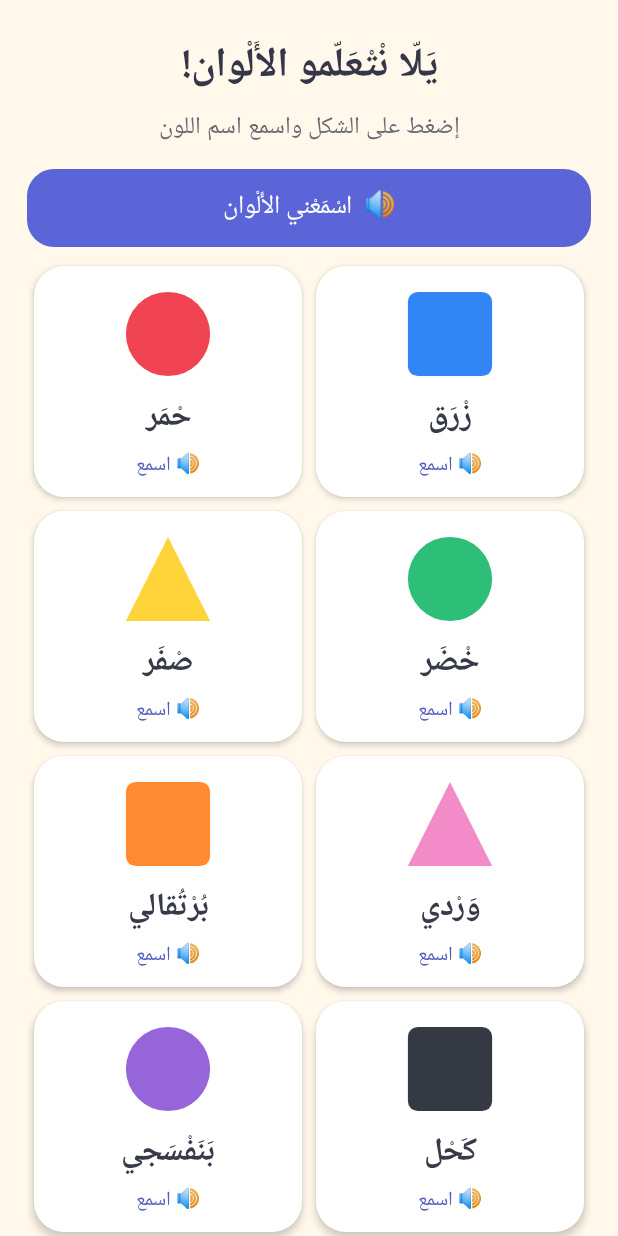
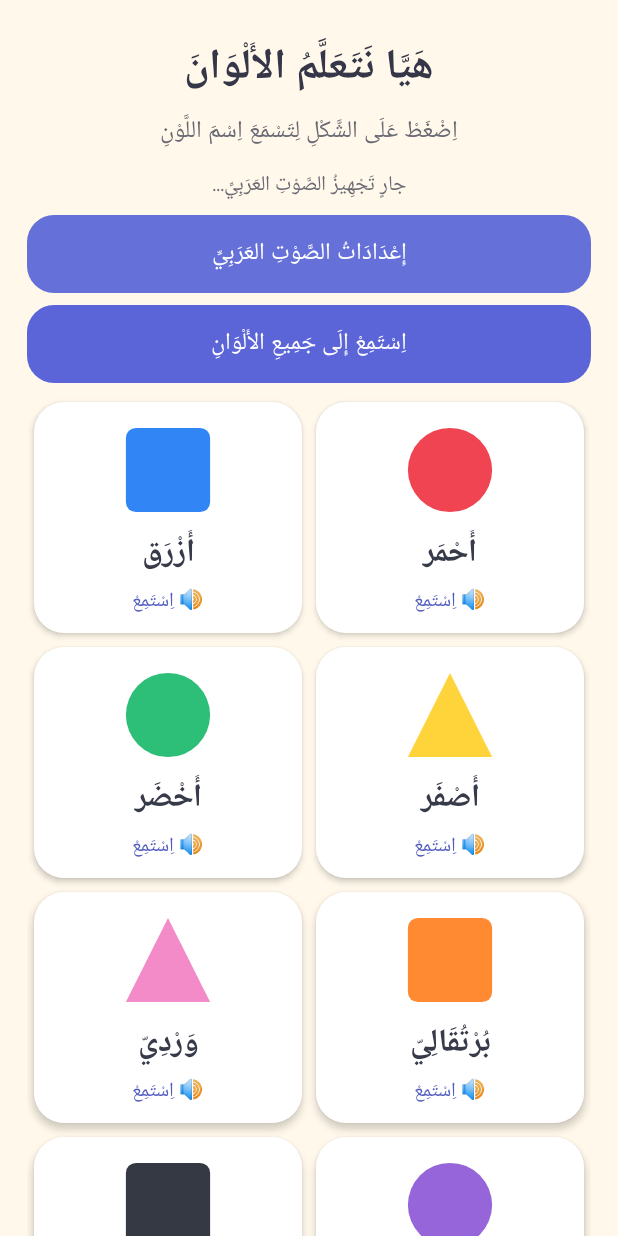
Before and after one commit to redatest/Arabic_color_app, an Android app: the screen it shows after launch (MainActivity), on a phone screen of 412 x 824 dp. Run offline under Robolectric (Android 15) with nearby library versions, the phone set to English and light mode, and no system bars.

Commit message:
Improve Arabic speech and switch app to Modern Standard Arabic

```diff
--- a/app/src/main/java/dz/redatest/arabiccolor/MainActivity.kt
+++ b/app/src/main/java/dz/redatest/arabiccolor/MainActivity.kt
@@ -1,8 +1,13 @@
 package dz.redatest.arabiccolor
 
 import android.app.Activity
+import android.app.AlertDialog
+import android.content.Intent
+import android.media.AudioAttributes
 import android.os.Bundle
+import android.provider.Settings
 import android.speech.tts.TextToSpeech
+import android.speech.tts.UtteranceProgressListener
 import android.graphics.Canvas
 import android.graphics.Paint
 import android.graphics.Path
@@ -16,7 +21,6 @@ import android.widget.GridLayout
 import android.widget.LinearLayout
 import android.widget.ScrollView
 import android.widget.TextView
-import android.widget.Toast
 import java.util.Locale
 import kotlin.random.Random
 
@@ -26,11 +30,16 @@ class MainActivity : Activity(), TextToSpeech.OnInitListener {
     }
 
     private val colors = listOf(
-        ColorCard("حْمَر", "#F04452", 0), ColorCard("زْرَق", "#3185F5", 1),
-        ColorCard("صْفَر", "#FFD43B", 2), ColorCard("خْضَر", "#2DBE78", 0),
-        ColorCard("بُرْتُقالي", "#FF8A32", 1), ColorCard("وَرْدي", "#F28BC8", 2),
-        ColorCard("بَنَفْسَجي", "#9565D9", 0), ColorCard("كَحْل", "#343943", 1),
-        ColorCard("بِيض", "#F4F1E8", 2), ColorCard("قَهْوي", "#95613D", 0)
+        ColorCard("أَحْمَر", "#F04452", 0),
+        ColorCard("أَزْرَق", "#3185F5", 1),
+        ColorCard("أَصْفَر", "#FFD43B", 2),
+        ColorCard("أَخْضَر", "#2DBE78", 0),
+        ColorCard("بُرْتُقَالِيّ", "#FF8A32", 1),
+        ColorCard("وَرْدِيّ", "#F28BC8", 2),
+        ColorCard("بَنَفْسَجِيّ", "#9565D9", 0),
+        ColorCard("أَسْوَد", "#343943", 1),
+        ColorCard("أَبْيَض", "#F4F1E8", 2),
+        ColorCard("بُنِّيّ", "#95613D", 0)
     )
 
     private var tts: TextToSpeech? = null
@@ -39,6 +48,7 @@ class MainActivity : Activity(), TextToSpeech.OnInitListener {
     private var score = 0
     private lateinit var quizPrompt: TextView
     private lateinit var scoreText: TextView
+    private lateinit var soundStatus: TextView
 
     override fun onCreate(savedInstanceState: Bundle?) {
         super.onCreate(savedInstanceState)
@@ -46,17 +56,65 @@ class MainActivity : Activity(), TextToSpeech.OnInitListener {
         window.navigationBarColor = AndroidColor.rgb(255, 248, 235)
         window.decorView.systemUiVisibility = View.SYSTEM_UI_FLAG_LIGHT_STATUS_BAR
         tts = TextToSpeech(this, this)
+        tts?.setAudioAttributes(
+            AudioAttributes.Builder()
+                .setUsage(AudioAttributes.USAGE_MEDIA)
+                .setContentType(AudioAttributes.CONTENT_TYPE_SPEECH)
+                .build()
+        )
+        tts?.setOnUtteranceProgressListener(object : UtteranceProgressListener() {
+            override fun onStart(utteranceId: String?) {}
+            override fun onDone(utteranceId: String?) {}
+            override fun onError(utteranceId: String?) {
+                runOnUiThread { showSoundUnavailable() }
+            }
+        })
         buildScreen()
     }
 
     override fun onInit(status: Int) {
-        if (status == TextToSpeech.SUCCESS) {
-            val result = tts?.setLanguage(Locale("ar"))
-            ttsReady = result != TextToSpeech.LANG_MISSING_DATA &&
-                    result != TextToSpeech.LANG_NOT_SUPPORTED
-            tts?.setSpeechRate(0.82f)
-            if (!ttsReady) runOnUiThread {
-                Toast.makeText(this, "فعّل صوت العربية في إعدادات الهاتف", Toast.LENGTH_LONG).show()
+        if (status != TextToSpeech.SUCCESS) {
+            runOnUiThread { showSoundUnavailable() }
+            return
+        }
+
+        val engine = tts ?: return
+        engine.setSpeechRate(0.78f)
+        engine.setPitch(1.0f)
+
+        val offlineArabicVoice = engine.voices
+            ?.filter { it.locale.language == "ar" && !it.isNetworkConnectionRequired }
+            ?.sortedBy {
+                when (it.locale.country.uppercase(Locale.ROOT)) {
+                    "SA" -> 0
+                    "EG" -> 1
+                    else -> 2
+                }
+            }
+            ?.firstOrNull()
+
+        val languageResult = if (offlineArabicVoice != null) {
+            engine.voice = offlineArabicVoice
+            TextToSpeech.LANG_AVAILABLE
+        } else {
+            listOf(Locale("ar", "SA"), Locale("ar", "EG"), Locale("ar"))
+                .asSequence()
+                .map { engine.setLanguage(it) }
+                .firstOrNull {
+                    it == TextToSpeech.LANG_AVAILABLE ||
+                    it == TextToSpeech.LANG_COUNTRY_AVAILABLE ||
+                    it == TextToSpeech.LANG_COUNTRY_VAR_AVAILABLE
+                } ?: TextToSpeech.LANG_NOT_SUPPORTED
+        }
+
+        ttsReady = languageResult >= TextToSpeech.LANG_AVAILABLE
+        runOnUiThread {
+            if (ttsReady) {
+                soundStatus.text = "الصوت العربي جاهز"
+                soundStatus.setTextColor(AndroidColor.rgb(35, 140, 80))
+                speak("مَرْحَبًا! هَيَّا نَتَعَلَّمُ الأَلْوَانَ")
+            } else {
+                showSoundUnavailable()
             }
         }
     }
@@ -64,33 +122,57 @@ class MainActivity : Activity(), TextToSpeech.OnInitListener {
     private fun buildScreen() {
         val page = LinearLayout(this).apply {
             orientation = LinearLayout.VERTICAL
+            layoutDirection = View.LAYOUT_DIRECTION_RTL
             setPadding(dp(18), dp(14), dp(18), dp(22))
             setBackgroundColor(AndroidColor.rgb(255, 248, 235))
         }
-        val scroll = ScrollView(this).apply { isFillViewport = true; addView(page) }
+        val scroll = ScrollView(this).apply {
+            isFillViewport = true
+            addView(page)
+        }
 
         page.addView(TextView(this).apply {
-            text = "يَلّا نْتْعَلّمو الأَلْوان!"
-            textSize = 27f; gravity = Gravity.CENTER
+            text = "هَيَّا نَتَعَلَّمُ الأَلْوَانَ"
+            textSize = 28f
+            gravity = Gravity.CENTER
             setTextColor(AndroidColor.rgb(53, 55, 72))
             typeface = Typeface.create("sans-serif", Typeface.BOLD)
             setPadding(0, dp(8), 0, dp(4))
         })
         page.addView(TextView(this).apply {
-            text = "إضغط على الشكل واسمع اسم اللون"
-            textSize = 16f; gravity = Gravity.CENTER
+            text = "اِضْغَطْ عَلَى الشَّكْلِ لِتَسْمَعَ اِسْمَ اللَّوْنِ"
+            textSize = 16f
+            gravity = Gravity.CENTER
             setTextColor(AndroidColor.rgb(105, 105, 115))
-            setPadding(0, 0, 0, dp(14))
+            setPadding(0, 0, 0, dp(8))
         })
 
-        val listenAll = makeButton("🔊  اسْمَعْني الأَلْوان", "#5B65D8")
-        listenAll.setOnClickListener { speakAll() }
-        page.addView(listenAll, matchWrap())
+        soundStatus = TextView(this).apply {
+            text = "جارٍ تَجْهِيزُ الصَّوْتِ العَرَبِيِّ..."
+            textSize = 14f
+            gravity = Gravity.CENTER
+            setTextColor(AndroidColor.rgb(105, 105, 115))
+            setPadding(0, dp(2), 0, dp(8))
+        }
+        page.addView(soundStatus)
 
-        val grid = GridLayout(this).apply { columnCount = 2; useDefaultMargins = false }
+        page.addView(makeButton("إِعْدَادَاتُ الصَّوْتِ العَرَبِيِّ", "#6570D8").apply {
+            setOnClickListener { openSpeechSettings() }
+        }, matchWrap())
+
+        page.addView(makeButton("اِسْتَمِعْ إِلَى جَمِيعِ الأَلْوَانِ", "#5B65D8").apply {
+            setOnClickListener { speakAll() }
+        }, matchWrap().apply { topMargin = dp(8) })
+
+        val grid = GridLayout(this).apply {
+            columnCount = 2
+            useDefaultMargins = false
+            layoutDirection = View.LAYOUT_DIRECTION_RTL
+        }
         colors.forEachIndexed { index, item ->
             grid.addView(makeColorCard(index, item), GridLayout.LayoutParams().apply {
-                width = 0; height = dp(154)
+                width = 0
+                height = dp(154)
                 columnSpec = GridLayout.spec(index % 2, 1f)
                 rowSpec = GridLayout.spec(index / 2)
                 setMargins(dp(5), dp(5), dp(5), dp(5))
@@ -101,25 +183,36 @@ class MainActivity : Activity(), TextToSpeech.OnInitListener {
         ).apply { topMargin = dp(8) })
 
         val gamePanel = LinearLayout(this).apply {
-            orientation = LinearLayout.VERTICAL; gravity = Gravity.CENTER
+            orientation = LinearLayout.VERTICAL
+            gravity = Gravity.CENTER
+            layoutDirection = View.LAYOUT_DIRECTION_RTL
             setPadding(dp(14), dp(14), dp(14), dp(14))
             background = rounded("#FFFFFF", 22)
         }
         gamePanel.addView(TextView(this).apply {
-            text = "🎈  لُعْبَة الأَلْوان"; textSize = 21f; gravity = Gravity.CENTER
-            setTextColor(AndroidColor.rgb(57, 61, 90)); typeface = Typeface.DEFAULT_BOLD
+            text = "لُعْبَةُ الأَلْوَانِ"
+            textSize = 21f
+            gravity = Gravity.CENTER
+            setTextColor(AndroidColor.rgb(57, 61, 90))
+            typeface = Typeface.DEFAULT_BOLD
         })
         quizPrompt = TextView(this).apply {
-            text = "واجْد؟ نَلْعْبو؟"; textSize = 19f; gravity = Gravity.CENTER
-            setTextColor(AndroidColor.rgb(73, 73, 83)); setPadding(0, dp(8), 0, dp(4))
+            text = "هَلْ أَنْتَ مُسْتَعِدٌّ لِلَّعِبِ؟"
+            textSize = 19f
+            gravity = Gravity.CENTER
+            setTextColor(AndroidColor.rgb(73, 73, 83))
+            setPadding(0, dp(8), 0, dp(4))
         }
         gamePanel.addView(quizPrompt)
         scoreText = TextView(this).apply {
-            text = "النْقاط: 0 ⭐"; textSize = 15f; gravity = Gravity.CENTER
-            setTextColor(AndroidColor.rgb(115, 102, 75)); setPadding(0, 0, 0, dp(8))
+            text = "النِّقَاطُ: ٠ ⭐"
+            textSize = 15f
+            gravity = Gravity.CENTER
+            setTextColor(AndroidColor.rgb(115, 102, 75))
+            setPadding(0, 0, 0, dp(8))
         }
         gamePanel.addView(scoreText)
-        gamePanel.addView(makeButton("يَلّا نْلَعْبو!", "#F08A36").apply {
+        gamePanel.addView(makeButton("اِبْدَأِ اللُّعْبَةَ", "#F08A36").apply {
             setOnClickListener { newQuiz() }
         }, matchWrap())
         page.addView(gamePanel, LinearLayout.LayoutParams(
@@ -130,20 +223,31 @@ class MainActivity : Activity(), TextToSpeech.OnInitListener {
 
     private fun makeColorCard(index: Int, item: ColorCard): View {
         val card = LinearLayout(this).apply {
-            orientation = LinearLayout.VERTICAL; gravity = Gravity.CENTER
+            orientation = LinearLayout.VERTICAL
+            gravity = Gravity.CENTER
+            layoutDirection = View.LAYOUT_DIRECTION_RTL
             setPadding(dp(6), dp(8), dp(6), dp(7))
-            background = rounded("#FFFFFF", 20); elevation = dp(3).toFloat()
-            isClickable = true; isFocusable = true
+            background = rounded("#FFFFFF", 20)
+            elevation = dp(3).toFloat()
+            isClickable = true
+            isFocusable = true
+            contentDescription = "اللَّوْنُ \${item.name}. اضغط للاستماع."
         }
         card.addView(ColorShapeView(this, item.color, item.shape), LinearLayout.LayoutParams(dp(72), dp(72)))
         card.addView(TextView(this).apply {
-            text = item.name; textSize = 21f; gravity = Gravity.CENTER
+            text = item.name
+            textSize = 21f
+            gravity = Gravity.CENTER
             typeface = Typeface.create("sans-serif", Typeface.BOLD)
-            setTextColor(AndroidColor.rgb(55, 58, 72)); setPadding(0, dp(2), 0, 0)
+            setTextColor(AndroidColor.rgb(55, 58, 72))
+            setPadding(0, dp(2), 0, 0)
         })
         card.addView(TextView(this).apply {
-            text = "🔊 اسمع"; textSize = 13f; gravity = Gravity.CENTER
-            setTextColor(AndroidColor.rgb(82, 91, 190)); setPadding(dp(8), dp(3), dp(8), dp(2))
+            text = "🔊 اِسْتَمِعْ"
+            textSize = 13f
+            gravity = Gravity.CENTER
+            setTextColor(AndroidColor.rgb(82, 91, 190))
+            setPadding(dp(8), dp(3), dp(8), dp(2))
         })
         card.setOnClickListener {
             card.animate().scaleX(0.94f).scaleY(0.94f).setDuration(90).withEndAction {
@@ -158,69 +262,135 @@ class MainActivity : Activity(), TextToSpeech.OnInitListener {
     private fun newQuiz() {
         quizTarget = Random.nextInt(colors.size)
         val target = colors[quizTarget]
-        quizPrompt.text = "وِين راهُ اللّون ${target.name}؟"
-        speak("وِين راهُ اللّون ${target.name}؟")
+        quizPrompt.text = "أَيْنَ اللَّوْنُ \${target.name}؟"
+        speak("أَيْنَ اللَّوْنُ \${target.name}؟")
     }
 
     private fun checkAnswer(index: Int) {
         if (index == quizTarget) {
             score++
-            scoreText.text = "النْقاط: $score ⭐"
-            quizPrompt.text = listOf("بْرافو عَلِيك!", "شَاطْر!", "وَاعَر!").random()
-            speak(listOf("برافو عليك!", "شاطر!", "واعر!").random())
+            scoreText.text = "النِّقَاطُ: \${score.toString().mapDigits()} ⭐"
+            quizPrompt.text = listOf("أَحْسَنْتَ!", "مُمْتَازٌ!", "إِجَابَةٌ صَحِيحَةٌ!").random()
+            speak(quizPrompt.text.toString())
             quizTarget = -1
         } else {
-            quizPrompt.text = "حاوِل مَرّة أُخْرى 😊"
-            speak("حاول مرة أخرى")
+            quizPrompt.text = "حَاوِلْ مَرَّةً أُخْرَى"
+            speak("حَاوِلْ مَرَّةً أُخْرَى")
         }
     }
 
     private fun speakAll() {
-        colors.forEachIndexed { i, item ->
-            android.os.Handler(mainLooper).postDelayed({ speak(item.name) }, i * 1050L)
+        if (!ensureSpeechReady()) return
+        tts?.stop()
+        colors.forEachIndexed { index, item ->
+            tts?.speak(
+                item.name,
+                if (index == 0) TextToSpeech.QUEUE_FLUSH else TextToSpeech.QUEUE_ADD,
+                null,
+                "color-$index-\${System.nanoTime()}"
+            )
         }
     }
 
     private fun speak(text: String) {
-        if (ttsReady) tts?.speak(text, TextToSpeech.QUEUE_FLUSH, null, "color-${System.nanoTime()}")
-        else Toast.makeText(this, text, Toast.LENGTH_SHORT).show()
+        if (!ensureSpeechReady()) return
+        tts?.speak(text, TextToSpeech.QUEUE_FLUSH, null, "speech-\${System.nanoTime()}")
+    }
+
+    private fun ensureSpeechReady(): Boolean {
+        if (ttsReady && tts != null) return true
+        showSoundUnavailable()
+        return false
+    }
+
+    private fun showSoundUnavailable() {
+        if (!::soundStatus.isInitialized) return
+        soundStatus.text = "الصوت العربي غير مُثَبَّت. اضغط على إعدادات الصوت."
+        soundStatus.setTextColor(AndroidColor.rgb(190, 70, 55))
+    }
+
+    private fun openSpeechSettings() {
+        val intents = listOf(
+            Intent("com.android.settings.TTS_SETTINGS"),
+            Intent(TextToSpeech.Engine.ACTION_INSTALL_TTS_DATA),
+            Intent(Settings.ACTION_SETTINGS)
+        )
+        val target = intents.firstOrNull { it.resolveActivity(packageManager) != null }
+        if (target != null) {
+            try {
+                startActivity(target)
+            } catch (_: Exception) {
+                showSpeechHelp()
+            }
+        } else {
+            showSpeechHelp()
+        }
+    }
+
+    private fun showSpeechHelp() {
+        AlertDialog.Builder(this)
+            .setTitle("تَفْعِيلُ الصَّوْتِ العَرَبِيِّ")
+            .setMessage("افتح إعدادات الهاتف، ثم النظام، ثم اللغات والإدخال، ثم تحويل النص إلى كلام. اختر محرّكًا يدعم العربية وثبّت بيانات الصوت العربي، ثم عُد إلى التطبيق.")
+            .setPositiveButton("حَسَنًا", null)
+            .show()
+    }
+
+    private fun String.mapDigits(): String = map { char ->
+        if (char in '0'..'9') ('٠'.code + (char - '0')).toChar() else char
     }
 
     private fun makeButton(text: String, color: String) = Button(this).apply {
-        this.text = text; textSize = 17f; isAllCaps = false
-        setTextColor(AndroidColor.WHITE); background = rounded(color, 18)
-        stateListAnimator = null; minHeight = dp(52)
+        this.text = text
+        textSize = 16f
+        isAllCaps = false
+        setTextColor(AndroidColor.WHITE)
+        background = rounded(color, 18)
+        stateListAnimator = null
+        minHeight = dp(52)
     }
 
     private fun rounded(color: String, radius: Int) = GradientDrawable().apply {
-        setColor(AndroidColor.parseColor(color)); cornerRadius = dp(radius).toFloat()
+        setColor(AndroidColor.parseColor(color))
+        cornerRadius = dp(radius).toFloat()
     }
+
     private fun matchWrap() = LinearLayout.LayoutParams(
         LinearLayout.LayoutParams.MATCH_PARENT, LinearLayout.LayoutParams.WRAP_CONTENT
     )
+
     private fun dp(value: Int) = (value * resources.displayMetrics.density).toInt()
 
     override fun onDestroy() {
-        tts?.stop(); tts?.shutdown(); super.onDestroy()
+        tts?.stop()
+        tts?.shutdown()
+        super.onDestroy()
     }
 
     private class ColorShapeView(
-        context: android.content.Context, private val fill: Int, private val shape: Int
+        context: android.content.Context,
+        private val fill: Int,
+        private val shape: Int
     ) : View(context) {
         private val paint = Paint(Paint.ANTI_ALIAS_FLAG).apply { style = Paint.Style.FILL }
+
         override fun onDraw(canvas: Canvas) {
             super.onDraw(canvas)
             val size = minOf(width, height) * 0.78f
-            val cx = width / 2f; val cy = height / 2f
+            val cx = width / 2f
+            val cy = height / 2f
             paint.color = fill
             when (shape) {
                 0 -> canvas.drawCircle(cx, cy, size / 2f, paint)
-                1 -> canvas.drawRoundRect(cx-size/2, cy-size/2, cx+size/2, cy+size/2,
-                    size*0.12f, size*0.12f, paint)
+                1 -> canvas.drawRoundRect(
+                    cx - size / 2, cy - size / 2, cx + size / 2, cy + size / 2,
+                    size * 0.12f, size * 0.12f, paint
+                )
                 else -> {
                     val path = Path().apply {
-                        moveTo(cx, cy-size/2); lineTo(cx+size/2, cy+size/2)
-                        lineTo(cx-size/2, cy+size/2); close()
+                        moveTo(cx, cy - size / 2)
+                        lineTo(cx + size / 2, cy + size / 2)
+                        lineTo(cx - size / 2, cy + size / 2)
+                        close()
                     }
                     canvas.drawPath(path, paint)
                 }
```
